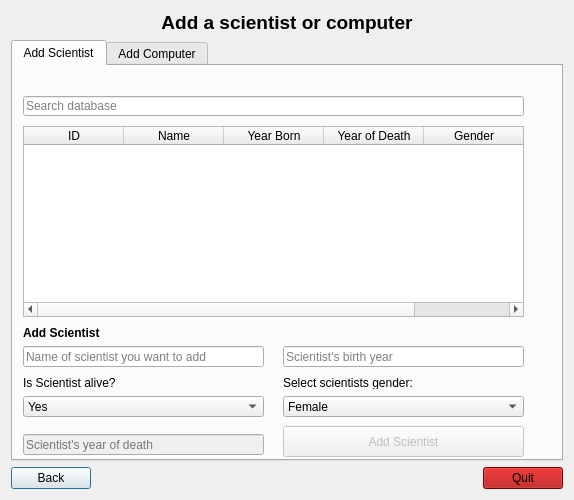
Above: Skil3/AddWindow.ui from Chiquita40-VLN-H2016/chiquita40 before the change. Below: the same form after it.
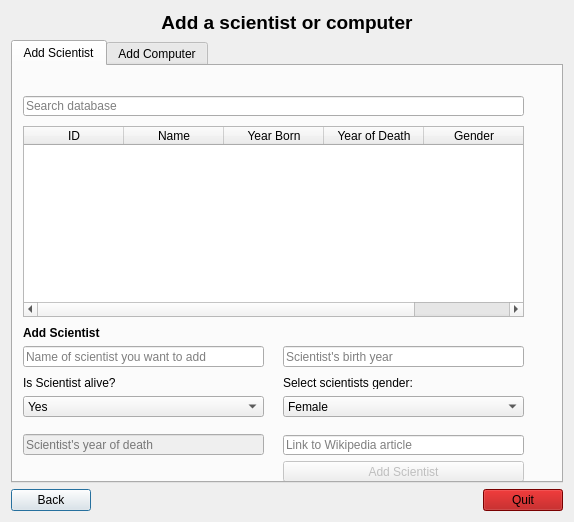
That is the form after the change. The open tabs and pages were chosen to show the change. Icons and pictures are not drawn.

Commit message: link addition ready in addWindow

Patch:
```diff
--- a/Skil3/AddWindow.ui
+++ b/Skil3/AddWindow.ui
@@ -7,7 +7,7 @@
     <x>0</x>
     <y>0</y>
     <width>574</width>
-    <height>500</height>
+    <height>522</height>
    </rect>
   </property>
   <property name="windowTitle">
@@ -239,9 +239,9 @@
        <property name="geometry">
         <rect>
          <x>270</x>
-         <y>360</y>
+         <y>395</y>
          <width>241</width>
-         <height>31</height>
+         <height>21</height>
         </rect>
        </property>
        <property name="text">
@@ -311,6 +311,19 @@
         <string/>
        </property>
       </widget>
+      <widget class="QLineEdit" name="input_addLink">
+       <property name="geometry">
+        <rect>
+         <x>270</x>
+         <y>369</y>
+         <width>241</width>
+         <height>20</height>
+        </rect>
+       </property>
+       <property name="placeholderText">
+        <string>Link to Wikipedia article</string>
+       </property>
+      </widget>
      </widget>
      <widget class="QWidget" name="tab_addComputer">
       <attribute name="title">
```
Left out of the diff: 15 changed lines with no effect on the pictures. The commit also changes 9 other files.
